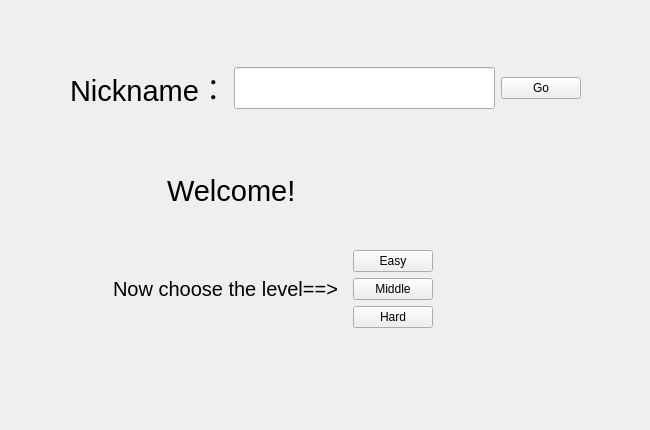
Above: login.ui from Fun-James/box before the change. Below: the same form after it.
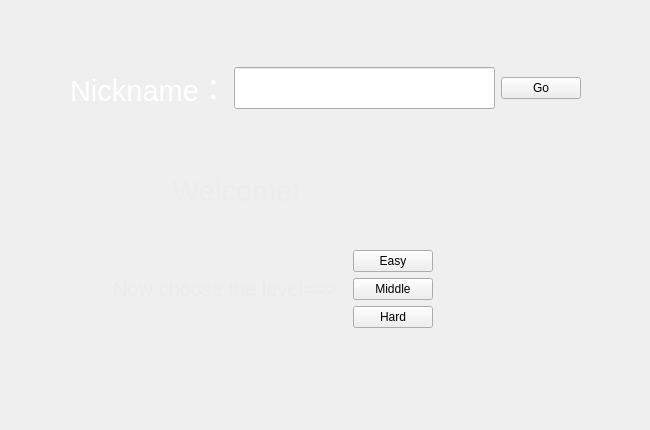
That is the form after the change.

Commit message: 给Login设置背景

What changed in the file:
```diff
--- a/login.ui
+++ b/login.ui
@@ -55,7 +55,7 @@
              </font>
             </property>
             <property name="text">
-             <string>Nickname：</string>
+             <string>&lt;html&gt;&lt;head/&gt;&lt;body&gt;&lt;p&gt;&lt;span style=&quot; color:#ffffff;&quot;&gt;Nickname：&lt;/span&gt;&lt;/p&gt;&lt;/body&gt;&lt;/html&gt;</string>
             </property>
            </widget>
           </item>
@@ -128,7 +128,7 @@
              </font>
             </property>
             <property name="text">
-             <string>Welcome!   </string>
+             <string>&lt;html&gt;&lt;head/&gt;&lt;body&gt;&lt;p&gt;&lt;span style=&quot; color:#ececec;&quot;&gt;Welcome!   &lt;/span&gt;&lt;/p&gt;&lt;/body&gt;&lt;/html&gt;</string>
             </property>
            </widget>
           </item>
@@ -200,7 +200,7 @@
           </font>
          </property>
          <property name="text">
-          <string>Now choose the level==&gt;</string>
+          <string>&lt;html&gt;&lt;head/&gt;&lt;body&gt;&lt;p&gt;&lt;span style=&quot; color:#ebebeb;&quot;&gt;Now choose the level==&amp;gt;&lt;/span&gt;&lt;/p&gt;&lt;/body&gt;&lt;/html&gt;</string>
          </property>
         </widget>
        </item>
```
The commit also changes 4 other files.
